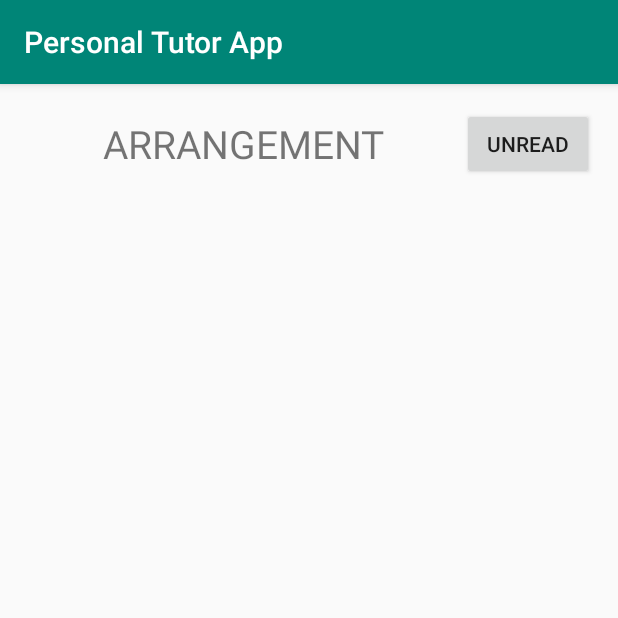
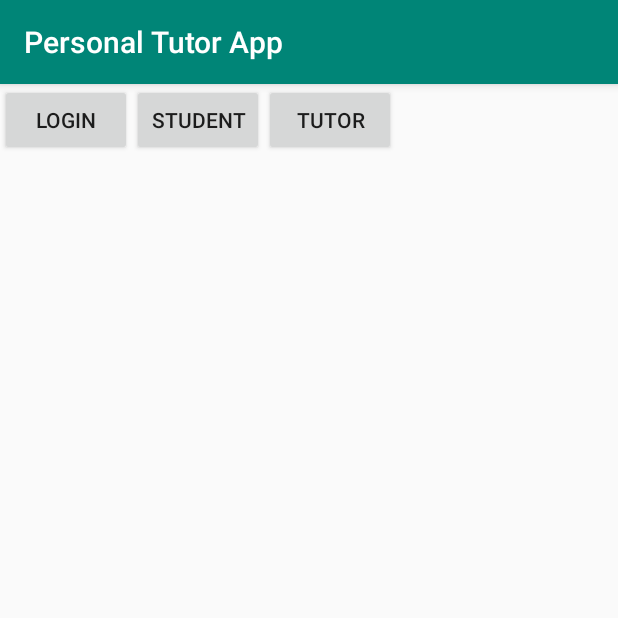
Before and after one commit to SteedZH/Android, an Android app: the screen it shows after launch (TutorMainActivity before the commit, TestActivity after it), on a phone screen of 412 x 824 dp, the top half of it. Run offline under Robolectric (Android 15) with nearby library versions, the phone set to English and light mode, and no system bars.

Commit message:
update UI

```diff
--- /dev/null
+++ b/app/app/src/main/java/com/example/comp6239/TestActivity.java
@@ -0,0 +1,46 @@
+package com.example.comp6239;
+
+import android.content.Intent;
+import android.support.v7.app.AppCompatActivity;
+import android.os.Bundle;
+import android.view.View;
+import android.widget.Button;
+
+public class TestActivity extends AppCompatActivity {
+
+    @Override
+    protected void onCreate(Bundle savedInstanceState) {
+        super.onCreate(savedInstanceState);
+        setContentView(R.layout.activity_test);
+        Button login = findViewById(R.id.button2);
+        login.setOnClickListener(new View.OnClickListener() {
+            @Override
+            public void onClick(View v) {
+                Intent intent = new Intent();
+                intent.setClass(TestActivity.this, LoginActivity.class);
+                startActivity(intent);
+                TestActivity.this.finish();
+            }
+        });
+        Button tutor = findViewById(R.id.button9);
+        tutor.setOnClickListener(new View.OnClickListener() {
+            @Override
+            public void onClick(View v) {
+                Intent intent = new Intent();
+                intent.setClass(TestActivity.this, StudentMainActivity.class);
+                startActivity(intent);
+                TestActivity.this.finish();
+            }
+        });
+        Button student = findViewById(R.id.button10);
+        student.setOnClickListener(new View.OnClickListener() {
+            @Override
+            public void onClick(View v) {
+                Intent intent = new Intent();
+                intent.setClass(TestActivity.this, TutorMainActivity.class);
+                startActivity(intent);
+                TestActivity.this.finish();
+            }
+        });
+    }
+}
--- /dev/null
+++ b/app/app/src/main/res/layout/activity_test.xml
@@ -0,0 +1,26 @@
+<?xml version="1.0" encoding="utf-8"?>
+<LinearLayout xmlns:android="http://schemas.android.com/apk/res/android"
+    android:layout_height="wrap_content"
+    android:layout_width="wrap_content">
+
+    <Button
+        android:id="@+id/button2"
+        android:layout_width="wrap_content"
+        android:layout_height="wrap_content"
+        android:layout_weight="1"
+        android:text="login" />
+
+    <Button
+        android:id="@+id/button9"
+        android:layout_width="wrap_content"
+        android:layout_height="wrap_content"
+        android:layout_weight="1"
+        android:text="student" />
+
+    <Button
+        android:id="@+id/button10"
+        android:layout_width="wrap_content"
+        android:layout_height="wrap_content"
+        android:layout_weight="1"
+        android:text="tutor" />
+</LinearLayout>
```
Also changed, not shown: app/app/src/main/AndroidManifest.xml (+9 -7 lines), app/app/src/main/java/com/example/comp6239/StudentNeedsActivity.java (+30 -10 lines), app/app/src/main/java/com/example/comp6239/StudentProfileActivity.java (+30 -10 lines), app/app/src/main/java/com/example/comp6239/TutorRequestActivity.java (+29 -10 lines), app/app/src/main/res/layout/activity_student_needs.xml (+5 -5 lines), app/app/src/main/res/layout/activity_student_profile.xml (+6 -9 lines), app/app/src/main/res/layout/activity_tutor_request.xml (+8 -9 lines).
